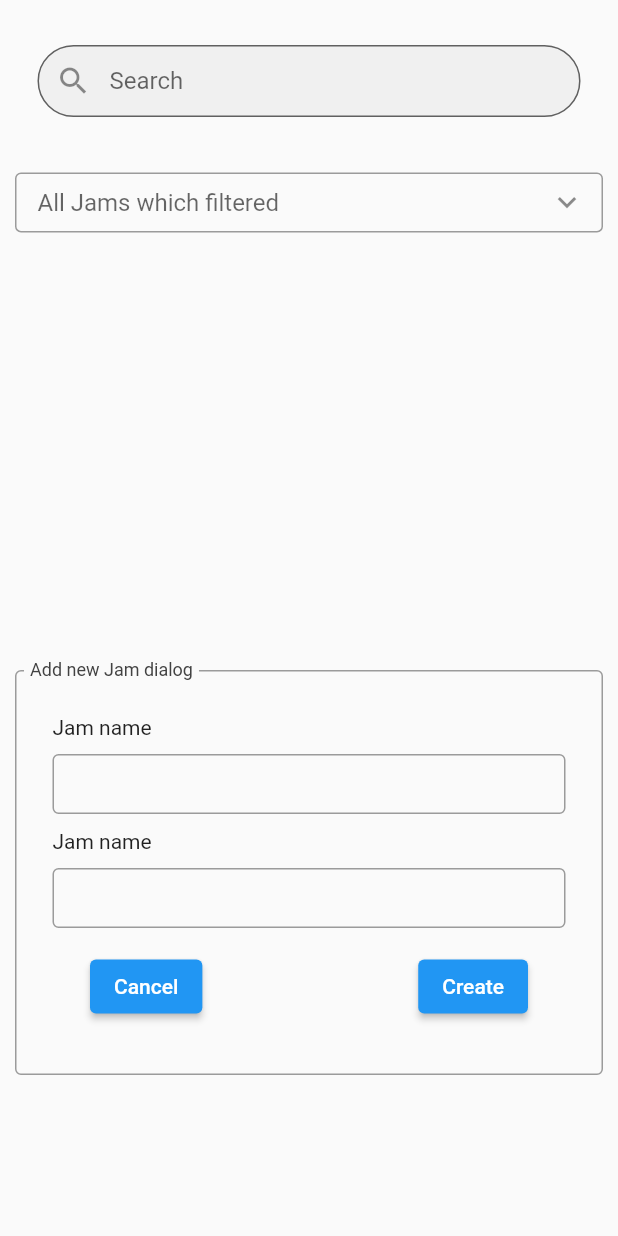
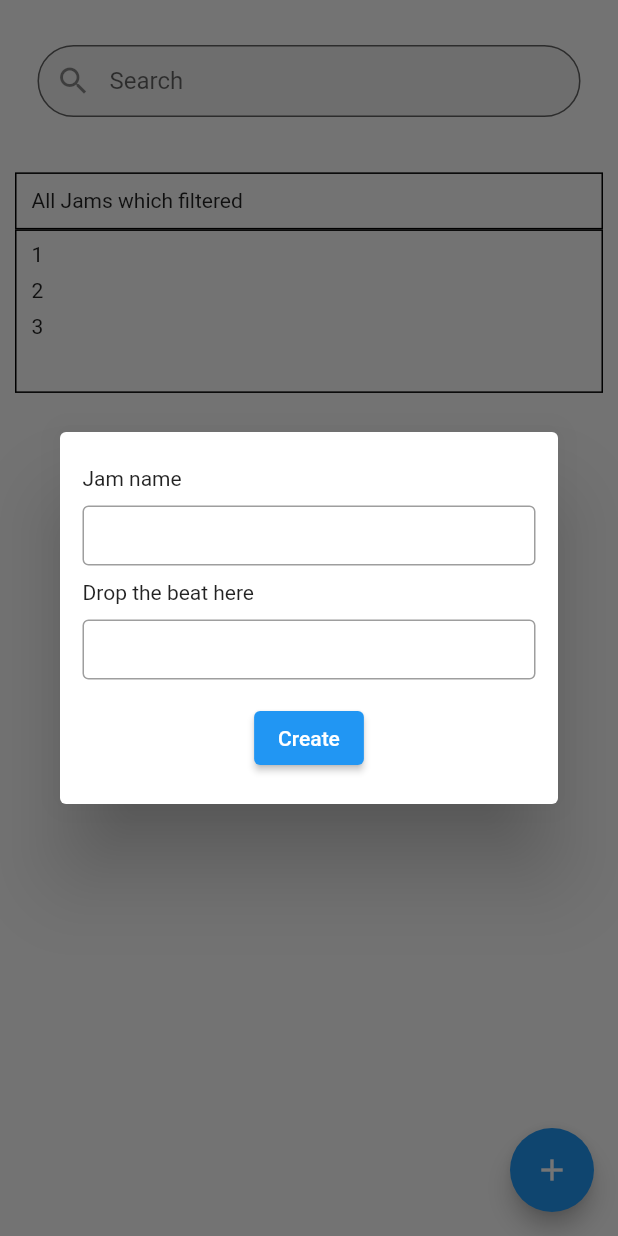
Before and after one commit to wejam4621/jam-flutter, a Flutter app: the screen it shows after launch, after a tap on the "add" icon, on a phone screen of 412 x 824 dp. Run offline on Flutter 3.47's test engine with Material 2 defaults, Android fonts, the phone set to English and light mode, and no system bars.

Commit message:
vuong commit

```diff
--- a/we_jam/lib/screen/home_screen.dart
+++ b/we_jam/lib/screen/home_screen.dart
@@ -15,7 +15,7 @@ class _MyHomePageState extends State<MyHomePage> {
   var dropDownValue;
   FocusNode dropdownFocusNode = new FocusNode();
   FocusNode searchFocusNode = new FocusNode();
-  bool showDialog = false;
+  // bool showDialog = false;
 
   @override
   Widget build(BuildContext context) {
@@ -60,32 +60,91 @@ class _MyHomePageState extends State<MyHomePage> {
                         ),
                         Padding(
                           padding: const EdgeInsets.only(top: 30),
-                          child: DropdownWidget(
-                            focusNode: dropdownFocusNode,
-                            itemsValue: [1, 2, 3],
-                            label: "All Jams which filtered",
+                          child: Column(
+                            crossAxisAlignment: CrossAxisAlignment.start,
+                            children: [
+                              Container(
+                                  padding: EdgeInsets.symmetric(horizontal: 10),
+                                  width: MediaQuery.of(context).size.width,
+                                  decoration: BoxDecoration(
+                                    border: Border.all(width: 1)
                                   ),
+                                  child: Padding(
+                                    padding: const EdgeInsets.symmetric(vertical: 10),
+                                    child: Text("All Jams which filtered"),
+                                  )),
+                              Container(
+                                padding: EdgeInsets.symmetric(horizontal: 10),
+                                width: MediaQuery.of(context).size.width,
+                                decoration: BoxDecoration(
+                                    border: Border.all(width: 1)
+                                ),
+                                child: ListView.builder(
+                                    padding: EdgeInsets.only(top: 8, bottom: 35),
+                                    shrinkWrap: true,
+                                    itemCount: 3,
+                                    itemBuilder:
+                                        (BuildContext context, int index) {
+                                      if(index > 0) {
+                                        return Padding(
+                                          padding: const EdgeInsets.only(top: 8.0),
+                                          child: Text((index + 1).toString()),
+                                        );
+                                      }
+                                      return Text((index + 1).toString());
+                                    }),
                               ),
                             ],
                           ),
-                    showDialog
-                        ? Container(
-                            width: MediaQuery.of(context).size.width,
+                          // DropdownWidget(
+                          //   focusNode: dropdownFocusNode,
+                          //   itemsValue: [1, 2, 3],
+                          //   label: "All Jams which filtered",
+                          // ),
+                        ),
+                      ],
+                    ),
+                    // showDialog
+                    //     ?
+
+                        // : Container()
+                  ],
+                ),
+              ),
+            ),
+          ),
+        ),
+        floatingActionButton:
+    // showDialog
+    //         ? null
+    //         :
+    FloatingActionButton(
+                tooltip: 'Increment',
+                child: Icon(Icons.add),
+                onPressed: () {
+                  // setState(() {
+                  //   showDialog = !showDialog;
+                  // });
+                  showDialog(context: context, builder: (BuildContext context) =>
+                     Dialog(
+                       // shape: RoundedRectangleBorder(borderRadius: BorderRadius.circular(12.0)),
                        child: Padding(
-                              padding: const EdgeInsets.only(top: 30),
+                         padding: const EdgeInsets.only(top: 8.0),
                          child: Column(
+                           mainAxisSize: MainAxisSize.min,
                              children: [
-                                  InputDecorator(
-                                    decoration: InputDecoration(
-                                        contentPadding: EdgeInsets.only(
-                                            right: 10, left: 10, top: 10),
-                                        border: OutlineInputBorder(),
-                                        labelText: "Add new Jam dialog",
-                                        labelStyle: TextStyle(
-                                            color: Colors.grey.shade800)),
-                                    child: Padding(
+                               // InputDecorator(
+                               //   decoration: InputDecoration(
+                               //       contentPadding: EdgeInsets.only(
+                               //           right: 10, left: 10, top: 10),
+                               //       border: OutlineInputBorder(),
+                               //       labelText: "Add new Jam dialog",
+                               //       labelStyle: TextStyle(
+                               //           color: Colors.grey.shade800)),
+                               //   child:
+                                 Padding(
                                    padding: const EdgeInsets.symmetric(
-                                          vertical: 15, horizontal: 15),
+                                       vertical: 5, horizontal: 15),
                                    child: Container(
                                      width: double.infinity,
                                      child: Column(
@@ -112,7 +171,7 @@ class _MyHomePageState extends State<MyHomePage> {
                                          Padding(
                                            padding: const EdgeInsets.only(
                                                top: 10),
-                                              child: Text("Jam name"),
+                                           child: Text("Drop the beat here"),
                                          ),
                                          Padding(
                                            padding: const EdgeInsets.only(
@@ -127,48 +186,41 @@ class _MyHomePageState extends State<MyHomePage> {
                                            ),
                                          ),
                                          Padding(
-                                              padding: const EdgeInsets.symmetric(horizontal: 25, vertical: 15  ),
-                                              child: Row(
-                                                mainAxisAlignment: MainAxisAlignment.spaceBetween,
-                                                children: [
-                                                  ElevatedButton(
-                                                      onPressed: () {
-                                                        setState(() {
-                                                          showDialog = !showDialog;
-                                                        });
-                                                      },
-                                                      child: Text("Cancel")),
-                                                  ElevatedButton(
+                                           padding:
+                                           const EdgeInsets.symmetric(
+                                               vertical: 15),
+                                           child:
+                                           // Row(
+                                           //   mainAxisAlignment:
+                                           //   MainAxisAlignment
+                                           //       .spaceBetween,
+                                           //   children: [
+                                               // ElevatedButton(
+                                               //     onPressed: () {
+                                               //       setState(() {
+                                               //         // showDialog =
+                                               //         //     !showDialog;
+                                               //       });
+                                               //     },
+                                               //     child: Text("Cancel")),
+                                               Center(
+                                                 child: ElevatedButton(
                                                      onPressed: () {},
                                                      child: Text("Create")),
-                                                ],
                                                ),
+                                             // ],
+                                           // ),
                                          )
                                        ],
                                      ),
                                    ),
                                  ),
-                                  )
+                               // )
                              ],
                            ),
                        ),
                      )
-                        : Container()
-                  ],
-                ),
-              ),
-            ),
-          ),
-        ),
-        floatingActionButton: showDialog
-            ? null
-            : FloatingActionButton(
-                tooltip: 'Increment',
-                child: Icon(Icons.add),
-                onPressed: () {
-                  setState(() {
-                    showDialog = !showDialog;
-                  });
+                  );
                 },
               ),
       ),
```
Lines whose indentation alone changed are shown as unchanged.
